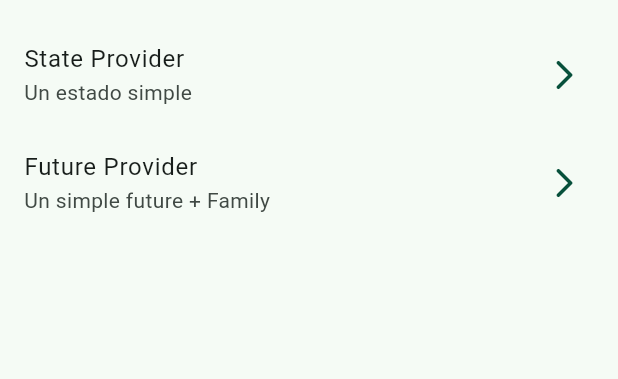
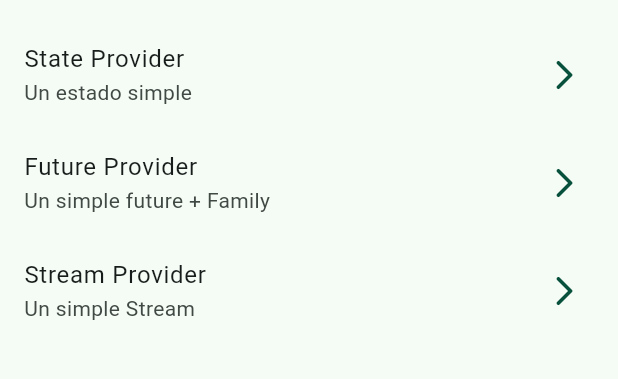
Before and after one commit to alvag/river_app_flutter, a Flutter app: the screen it shows after launch, on a phone screen of 412 x 824 dp, the part 63-442 px from its top. Run offline on Flutter 3.47's test engine with Material 2 defaults, Android fonts, the phone set to English and light mode, and no system bars; our stand-ins replace dio, flutter_riverpod, go_router, google_fonts; missing offline and left inert: random_name_generator.

Commit message:
Stream Provider

```diff
--- a/lib/config/router/app_router.dart
+++ b/lib/config/router/app_router.dart
@@ -15,5 +15,9 @@ final appRouter = GoRouter(
       path: '/future-provider',
       builder: (context, state) => const PokemonScreen(),
     ),
+    GoRoute(
+      path: '/stream-provider',
+      builder: (context, state) => const StreamScreen(),
+    ),
   ],
 );
--- a/lib/presentation/provider/providers.dart
+++ b/lib/presentation/provider/providers.dart
@@ -1,2 +1,3 @@
 export 'random_name_provider.dart';
 export 'pokemon_provider.dart';
+export 'random_names_providers.dart';
--- a/lib/presentation/screens/home/home_screen.dart
+++ b/lib/presentation/screens/home/home_screen.dart
@@ -32,6 +32,11 @@ class _HomeScreenView extends StatelessWidget {
           title: 'Future Provider',
           subtitle: 'Un simple future + Family',
           location: '/future-provider',
+        ),
+        _CustomListTile(
+          title: 'Stream Provider',
+          subtitle: 'Un simple Stream',
+          location: '/stream-provider',
         )
       ],
     );
--- a/lib/presentation/screens/screens.dart
+++ b/lib/presentation/screens/screens.dart
@@ -1,3 +1,4 @@
 export 'home/home_screen.dart';
 export 'state_provider/state_provider_screen.dart';
 export 'future_provider/pokemon_screen.dart';
+export 'stream_provider/stream_screen.dart';
```
Also changed, not shown: lib/presentation/provider/random_names_providers.dart (added, +12 -0 lines), lib/presentation/screens/stream_provider/stream_screen.dart (added, +33 -0 lines).
